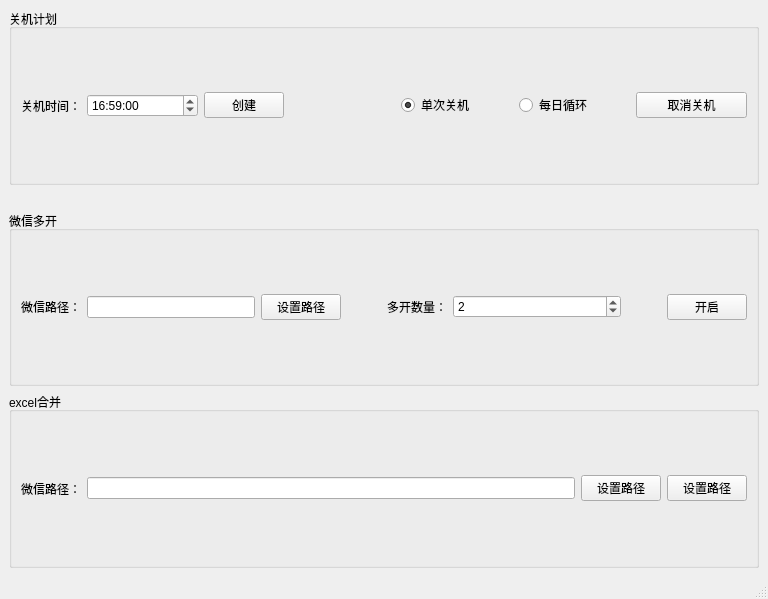
Above: tool_box/tool_box_ui.ui from zhouyijiabc/pyqt_demo before the change. Below: the same form after it.
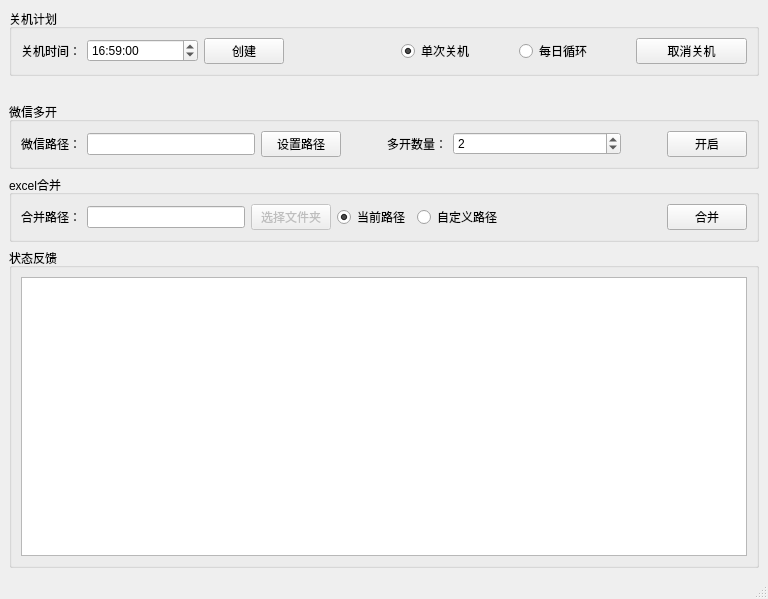
That is the form after the change.

Commit message: 增加状态显示

```diff
--- a/tool_box/tool_box_ui.ui
+++ b/tool_box/tool_box_ui.ui
@@ -14,91 +14,7 @@
    <string>小工具箱</string>
   </property>
   <widget class="QWidget" name="centralwidget">
-   <layout class="QGridLayout" name="gridLayout" rowminimumheight="0,0,0,0,0">
-    <item row="1" column="0">
-     <widget class="QGroupBox" name="groupBox">
-      <property name="title">
-       <string>关机计划</string>
-      </property>
-      <layout class="QHBoxLayout" name="horizontalLayout" stretch="0,1,0,1,1,1,1">
-       <item>
-        <widget class="QLabel" name="label">
-         <property name="text">
-          <string>关机时间：</string>
-         </property>
-        </widget>
-       </item>
-       <item>
-        <widget class="QTimeEdit" name="shutdown_timeEdit">
-         <property name="maximumDate">
-          <date>
-           <year>2000</year>
-           <month>1</month>
-           <day>1</day>
-          </date>
-         </property>
-         <property name="displayFormat">
-          <string>HH:mm:ss</string>
-         </property>
-         <property name="time">
-          <time>
-           <hour>16</hour>
-           <minute>59</minute>
-           <second>0</second>
-          </time>
-         </property>
-        </widget>
-       </item>
-       <item>
-        <widget class="QPushButton" name="create_plan_pushButton">
-         <property name="text">
-          <string>创建</string>
-         </property>
-        </widget>
-       </item>
-       <item>
-        <spacer name="horizontalSpacer">
-         <property name="orientation">
-          <enum>Qt::Horizontal</enum>
-         </property>
-         <property name="sizeType">
-          <enum>QSizePolicy::Minimum</enum>
-         </property>
-         <property name="sizeHint" stdset="0">
-          <size>
-           <width>40</width>
-           <height>20</height>
-          </size>
-         </property>
-        </spacer>
-       </item>
-       <item>
-        <widget class="QRadioButton" name="once_radioButton">
-         <property name="text">
-          <string>单次关机</string>
-         </property>
-         <property name="checked">
-          <bool>true</bool>
-         </property>
-        </widget>
-       </item>
-       <item>
-        <widget class="QRadioButton" name="cycle_radioButton">
-         <property name="text">
-          <string>每日循环</string>
-         </property>
-        </widget>
-       </item>
-       <item>
-        <widget class="QPushButton" name="cancel_pushButton">
-         <property name="text">
-          <string>取消关机</string>
-         </property>
-        </widget>
-       </item>
-      </layout>
-     </widget>
-    </item>
+   <layout class="QGridLayout" name="gridLayout" rowminimumheight="0,0,0,0,0,0">
     <item row="3" column="0">
      <widget class="QGroupBox" name="groupBox_2">
       <property name="toolTip">
@@ -187,7 +103,7 @@
        <item>
         <widget class="QLabel" name="label_4">
          <property name="text">
-          <string>微信路径：</string>
+          <string>合并路径：</string>
          </property>
         </widget>
        </item>
@@ -195,22 +111,52 @@
         <widget class="QLineEdit" name="wechat_lineEdit_2"/>
        </item>
        <item>
-        <widget class="QPushButton" name="get_wechat_path_pushButton_2">
+        <widget class="QPushButton" name="get_marge_path_pushButton">
+         <property name="enabled">
+          <bool>false</bool>
+         </property>
          <property name="toolTip">
           <string>&lt;html&gt;&lt;head/&gt;&lt;body&gt;&lt;p&gt;第一次使用需要设置微信程序路径&lt;/p&gt;&lt;/body&gt;&lt;/html&gt;</string>
          </property>
          <property name="text">
-          <string>设置路径</string>
+          <string>选择文件夹</string>
          </property>
         </widget>
        </item>
        <item>
-        <widget class="QPushButton" name="get_wechat_path_pushButton_3">
-         <property name="toolTip">
-          <string>&lt;html&gt;&lt;head/&gt;&lt;body&gt;&lt;p&gt;第一次使用需要设置微信程序路径&lt;/p&gt;&lt;/body&gt;&lt;/html&gt;</string>
+        <widget class="QRadioButton" name="default_path_radioButton">
+         <property name="text">
+          <string>当前路径</string>
          </property>
+         <property name="checked">
+          <bool>true</bool>
+         </property>
+        </widget>
+       </item>
+       <item>
+        <widget class="QRadioButton" name="custom_path_radioButton">
          <property name="text">
-          <string>设置路径</string>
+          <string>自定义路径</string>
+         </property>
+        </widget>
+       </item>
+       <item>
+        <spacer name="horizontalSpacer_4">
+         <property name="orientation">
+          <enum>Qt::Horizontal</enum>
+         </property>
+         <property name="sizeHint" stdset="0">
+          <size>
+           <width>40</width>
+           <height>20</height>
+          </size>
+         </property>
+        </spacer>
+       </item>
+       <item>
+        <widget class="QPushButton" name="marge_pushButton">
+         <property name="text">
+          <string>合并</string>
          </property>
         </widget>
        </item>
@@ -233,6 +179,102 @@
       </property>
      </spacer>
     </item>
+    <item row="1" column="0">
+     <widget class="QGroupBox" name="groupBox">
+      <property name="title">
+       <string>关机计划</string>
+      </property>
+      <layout class="QHBoxLayout" name="horizontalLayout" stretch="0,1,0,1,1,1,1">
+       <item>
+        <widget class="QLabel" name="label">
+         <property name="text">
+          <string>关机时间：</string>
+         </property>
+        </widget>
+       </item>
+       <item>
+        <widget class="QTimeEdit" name="shutdown_timeEdit">
+         <property name="maximumDate">
+          <date>
+           <year>2000</year>
+           <month>1</month>
+           <day>1</day>
+          </date>
+         </property>
+         <property name="displayFormat">
+          <string>HH:mm:ss</string>
+         </property>
+         <property name="time">
+          <time>
+           <hour>16</hour>
+           <minute>59</minute>
+           <second>0</second>
+          </time>
+         </property>
+        </widget>
+       </item>
+       <item>
+        <widget class="QPushButton" name="create_plan_pushButton">
+         <property name="text">
+          <string>创建</string>
+         </property>
+        </widget>
+       </item>
+       <item>
+        <spacer name="horizontalSpacer">
+         <property name="orientation">
+          <enum>Qt::Horizontal</enum>
+         </property>
+         <property name="sizeType">
+          <enum>QSizePolicy::Minimum</enum>
+         </property>
+         <property name="sizeHint" stdset="0">
+          <size>
+           <width>40</width>
+           <height>20</height>
+          </size>
+         </property>
+        </spacer>
+       </item>
+       <item>
+        <widget class="QRadioButton" name="once_radioButton">
+         <property name="text">
+          <string>单次关机</string>
+         </property>
+         <property name="checked">
+          <bool>true</bool>
+         </property>
+        </widget>
+       </item>
+       <item>
+        <widget class="QRadioButton" name="cycle_radioButton">
+         <property name="text">
+          <string>每日循环</string>
+         </property>
+        </widget>
+       </item>
+       <item>
+        <widget class="QPushButton" name="cancel_pushButton">
+         <property name="text">
+          <string>取消关机</string>
+         </property>
+        </widget>
+       </item>
+      </layout>
+     </widget>
+    </item>
+    <item row="5" column="0">
+     <widget class="QGroupBox" name="groupBox_4">
+      <property name="title">
+       <string>状态反馈</string>
+      </property>
+      <layout class="QHBoxLayout" name="horizontalLayout_4">
+       <item>
+        <widget class="QTextBrowser" name="textBrowser"/>
+       </item>
+      </layout>
+     </widget>
+    </item>
    </layout>
   </widget>
   <widget class="QStatusBar" name="statusbar"/>
```
Left out of the diff: 2 changed lines with no effect on the pictures. The commit also changes 2 other files.
